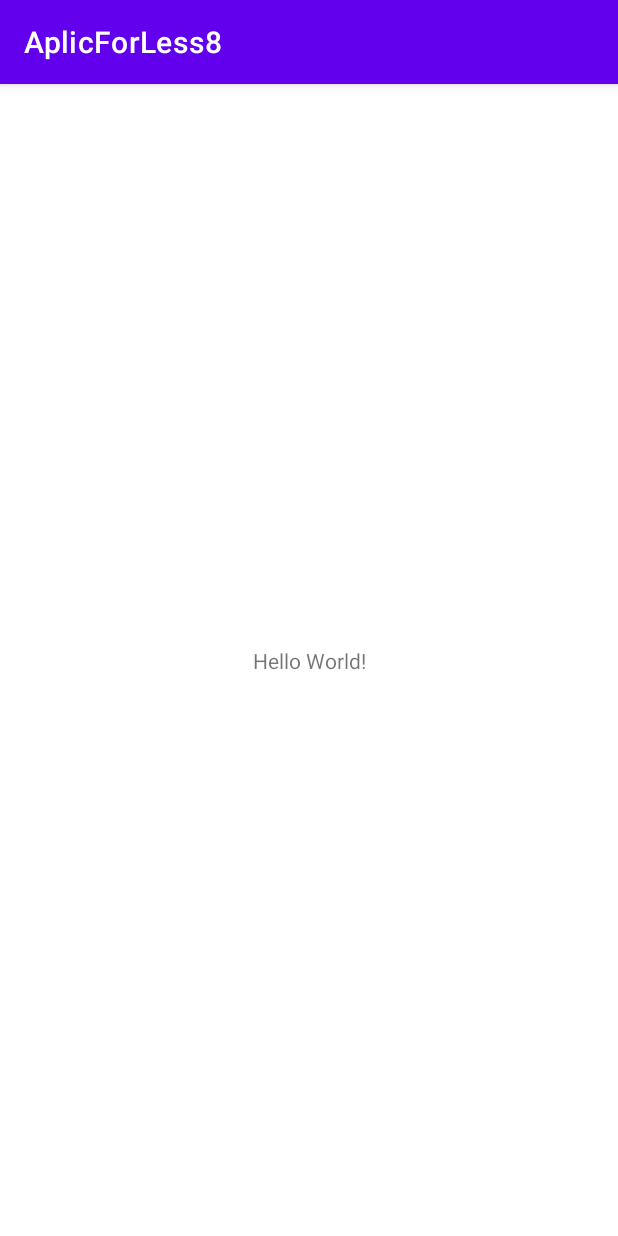
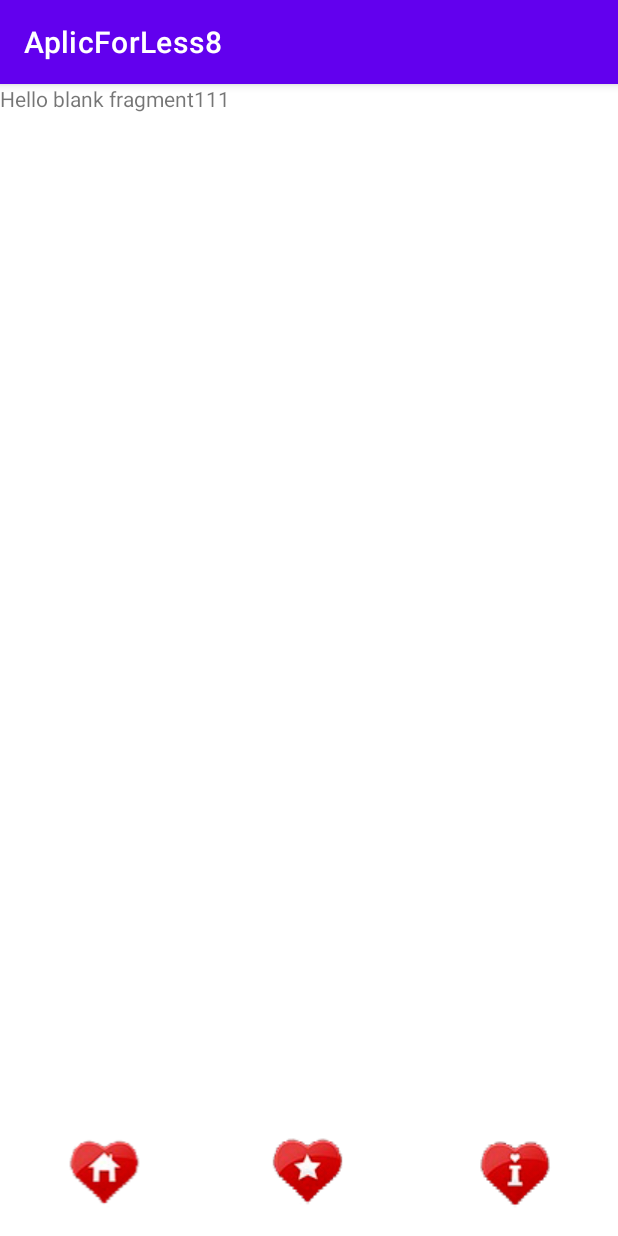
Before and after one commit to aleks-hd/AplicForLess8, an Android app: the screen it shows after launch (MainActivity), on a phone screen of 412 x 824 dp. Run offline under Robolectric (Android 15) with nearby library versions, the phone set to English and light mode, and no system bars.

Commit message:
3 фрагмента + меню (пустое)

```diff
--- a/app/build.gradle
+++ b/app/build.gradle
@@ -16,7 +16,9 @@ android {
 
         testInstrumentationRunner "androidx.test.runner.AndroidJUnitRunner"
     }
-
+    buildFeatures{
+        viewBinding true
+    }
     buildTypes {
         release {
             minifyEnabled false
@@ -39,6 +41,7 @@ dependencies {
     implementation 'androidx.appcompat:appcompat:1.3.1'
     implementation 'com.google.android.material:material:1.4.0'
     implementation 'androidx.constraintlayout:constraintlayout:2.1.0'
+    implementation 'androidx.legacy:legacy-support-v4:1.0.0'
     testImplementation 'junit:junit:4.+'
     androidTestImplementation 'androidx.test.ext:junit:1.1.3'
     androidTestImplementation 'androidx.test.espresso:espresso-core:3.4.0'
--- a/app/src/main/AndroidManifest.xml
+++ b/app/src/main/AndroidManifest.xml
@@ -9,7 +9,7 @@
         android:roundIcon="@mipmap/ic_launcher_round"
         android:supportsRtl="true"
         android:theme="@style/Theme.AplicForLess8">
-        <activity android:name=".MainActivity">
+        <activity android:name=".view.MainActivity">
             <intent-filter>
                 <action android:name="android.intent.action.MAIN" />
 
--- /dev/null
+++ b/app/src/main/java/com/hfad/aplicforless8/view/MainActivity.kt
@@ -0,0 +1,29 @@
+package com.hfad.aplicforless8.view
+
+import androidx.appcompat.app.AppCompatActivity
+import android.os.Bundle
+import com.hfad.aplicforless8.R
+
+class MainActivity : AppCompatActivity() {
+    override fun onCreate(savedInstanceState: Bundle?) {
+        super.onCreate(savedInstanceState)
+        setContentView(R.layout.activity_main)
+        initMenuFragment()
+        initMainFragment()
+
+    }
+
+
+    private fun initMenuFragment() {
+        supportFragmentManager.beginTransaction()
+            .replace(R.id.menu_container_fragment, MenuFragment.newInstance())
+            .commit()
+    }
+
+    private fun initMainFragment() {
+        supportFragmentManager.beginTransaction()
+            .replace(R.id.main_container_fragment, MainFragment.newInstance())
+            .commit()
+    }
+
+}
--- /dev/null
+++ b/app/src/main/java/com/hfad/aplicforless8/view/MainFragment.kt
@@ -0,0 +1,27 @@
+package com.hfad.aplicforless8.view
+
+import android.os.Bundle
+import androidx.fragment.app.Fragment
+import android.view.LayoutInflater
+import android.view.View
+import android.view.ViewGroup
+import com.hfad.aplicforless8.R
+import com.hfad.aplicforless8.databinding.FragmentMainBinding
+
+
+class MainFragment : Fragment() {
+
+    private var _binding : FragmentMainBinding? = null
+    private val binding get() = _binding!!
+
+    override fun onCreateView(inflater: LayoutInflater, container: ViewGroup?,
+                              savedInstanceState: Bundle?): View? {
+        _binding = FragmentMainBinding.inflate(inflater,container,false)
+        return binding.root
+
+    }
+
+    companion object {
+       fun newInstance() =MainFragment()
+    }
+}
--- /dev/null
+++ b/app/src/main/java/com/hfad/aplicforless8/view/MenuFragment.kt
@@ -0,0 +1,63 @@
+package com.hfad.aplicforless8.view
+
+import android.os.Bundle
+import androidx.fragment.app.Fragment
+import android.view.LayoutInflater
+import android.view.View
+import android.view.ViewGroup
+import com.hfad.aplicforless8.R
+import com.hfad.aplicforless8.databinding.FragmentMenuBinding
+
+
+class MenuFragment : Fragment() {
+
+    private var _binding: FragmentMenuBinding? = null
+    private val binding get() = _binding!!
+
+    override fun onCreateView(
+        inflater: LayoutInflater, container: ViewGroup?,
+        savedInstanceState: Bundle?
+    ): View? {
+        _binding = FragmentMenuBinding.inflate(inflater, container, false)
+        return binding.root
+    }
+
+    override fun onActivityCreated(savedInstanceState: Bundle?) {
+        super.onActivityCreated(savedInstanceState)
+        binding.home.setOnClickListener {
+            openMainFragment()
+        }
+        binding.like.setOnClickListener {
+            openLikeFragment()
+        }
+        binding.info.setOnClickListener {
+            openInfoFragment()
+        }
+    }
+
+
+    private fun openMainFragment() {
+        activity?.supportFragmentManager?.beginTransaction()
+            ?.disallowAddToBackStack()
+            ?.replace(R.id.main_container_fragment, MainFragment.newInstance())
+            ?.commit()
+    }
+
+    private fun openLikeFragment() {
+        activity?.supportFragmentManager?.beginTransaction()
+            ?.disallowAddToBackStack()
+            ?.replace(R.id.main_container_fragment, LikeFragment.newInstance())
+            ?.commit()
+    }
+
+    private fun openInfoFragment() {
+        activity?.supportFragmentManager?.beginTransaction()
+            ?.disallowAddToBackStack()
+            ?.replace(R.id.main_container_fragment, InfoFragment.newInstance())
+            ?.commit()
+    }
+
+    companion object {
+        fun newInstance() = MenuFragment()
+    }
+}
--- a/app/src/main/res/layout/activity_main.xml
+++ b/app/src/main/res/layout/activity_main.xml
@@ -1,18 +1,25 @@
 <?xml version="1.0" encoding="utf-8"?>
-<androidx.constraintlayout.widget.ConstraintLayout xmlns:android="http://schemas.android.com/apk/res/android"
+<LinearLayout xmlns:android="http://schemas.android.com/apk/res/android"
     xmlns:app="http://schemas.android.com/apk/res-auto"
     xmlns:tools="http://schemas.android.com/tools"
     android:layout_width="match_parent"
     android:layout_height="match_parent"
-    tools:context=".MainActivity">
+    android:orientation="vertical"
+    tools:context=".view.MainActivity">
 
-    <TextView
-        android:layout_width="wrap_content"
-        android:layout_height="wrap_content"
-        android:text="Hello World!"
-        app:layout_constraintBottom_toBottomOf="parent"
-        app:layout_constraintLeft_toLeftOf="parent"
-        app:layout_constraintRight_toRightOf="parent"
-        app:layout_constraintTop_toTopOf="parent" />
 
-</androidx.constraintlayout.widget.ConstraintLayout>
+    <LinearLayout
+        android:id="@+id/main_container_fragment"
+        android:layout_width="match_parent"
+        android:layout_weight="10"
+        android:layout_height="@dimen/zero"
+        android:orientation="vertical"></LinearLayout>
+
+    <LinearLayout
+        android:id="@+id/menu_container_fragment"
+        android:layout_width="match_parent"
+        android:layout_height="@dimen/zero"
+        android:layout_weight="1"
+        android:orientation="vertical"></LinearLayout>
+
+</LinearLayout>
--- /dev/null
+++ b/app/src/main/res/layout/fragment_main.xml
@@ -0,0 +1,14 @@
+<?xml version="1.0" encoding="utf-8"?>
+<FrameLayout xmlns:android="http://schemas.android.com/apk/res/android"
+    xmlns:tools="http://schemas.android.com/tools"
+    android:layout_width="match_parent"
+    android:layout_height="match_parent"
+    tools:context=".view.MainFragment">
+
+
+    <TextView
+        android:layout_width="match_parent"
+        android:layout_height="match_parent"
+        android:text="@string/hello_blank_fragment" />
+
+</FrameLayout>
--- /dev/null
+++ b/app/src/main/res/layout/fragment_menu.xml
@@ -0,0 +1,33 @@
+<?xml version="1.0" encoding="utf-8"?>
+<LinearLayout xmlns:android="http://schemas.android.com/apk/res/android"
+    xmlns:app="http://schemas.android.com/apk/res-auto"
+    xmlns:tools="http://schemas.android.com/tools"
+    android:layout_width="match_parent"
+    android:orientation="horizontal"
+    android:layout_height="wrap_content"
+    tools:context=".view.MenuFragment">
+
+
+
+    <androidx.appcompat.widget.AppCompatImageView
+        android:id="@+id/home"
+        android:layout_width="@dimen/zero"
+        android:layout_height="wrap_content"
+        android:layout_weight="1"
+        android:src="@drawable/home"
+        />
+    <androidx.appcompat.widget.AppCompatImageView
+        android:id="@+id/like"
+        android:layout_width="@dimen/zero"
+        android:layout_height="wrap_content"
+        android:layout_weight="1"
+        android:src="@drawable/like"/>
+    <androidx.appcompat.widget.AppCompatImageView
+        android:id="@+id/info"
+        android:layout_width="@dimen/zero"
+        android:layout_height="wrap_content"
+        android:layout_weight="1"
+        android:src="@drawable/info"/>
+
+
+</LinearLayout>
--- /dev/null
+++ b/app/src/main/res/values/dimens.xml
@@ -0,0 +1,4 @@
+<?xml version="1.0" encoding="utf-8"?>
+<resources>
+    <dimen name="zero">0dp</dimen>
+</resources>
--- a/app/src/main/res/values/strings.xml
+++ b/app/src/main/res/values/strings.xml
@@ -1,3 +1,4 @@
 <resources>
     <string name="app_name">AplicForLess8</string>
+    <string name="hello_blank_fragment">Hello blank fragment111</string>
 </resources>
```
Also changed, not shown: app/src/main/java/com/hfad/aplicforless8/MainActivity.kt (deleted, +0 -11 lines), app/src/main/java/com/hfad/aplicforless8/view/InfoFragment.kt (added, +25 -0 lines), app/src/main/java/com/hfad/aplicforless8/view/LikeFragment.kt (added, +24 -0 lines), app/src/main/res/layout/fragment_info.xml (added, +15 -0 lines), app/src/main/res/layout/fragment_like.xml (added, +15 -0 lines), app/src/main/res/drawable/home.png (added), app/src/main/res/drawable/info.png (added), app/src/main/res/drawable/like.png (added), app/src/main/res/drawable/save.png (added), app/src/main/res/drawable/savelike.png (added).
